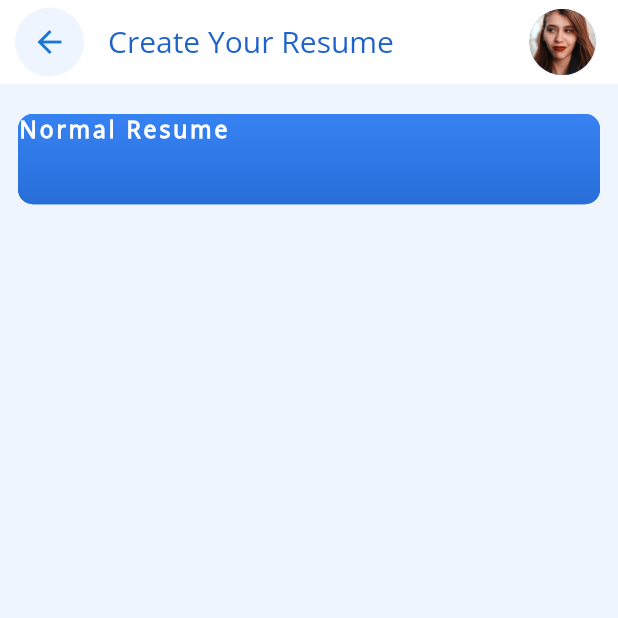
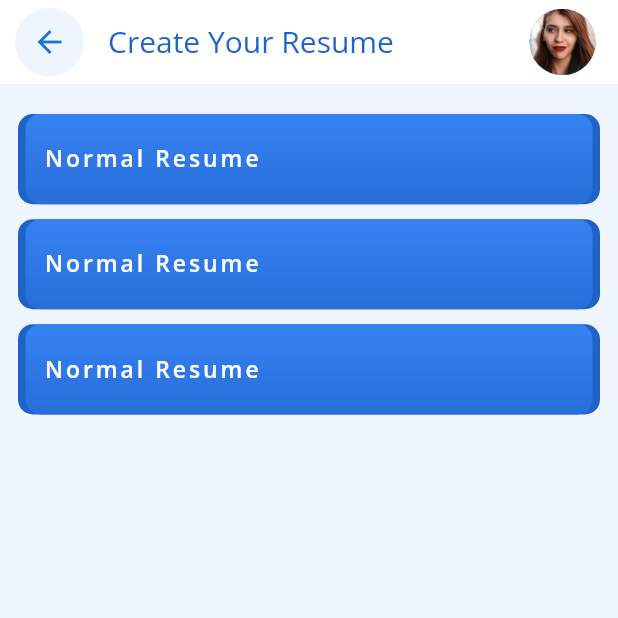
Before and after one commit to nirmalvora/triya_app, a Flutter app: the ResumeScreen screen opened by its route, on a phone screen of 412 x 824 dp, the top half of it. Run offline on Flutter 3.47's test engine with Material 2 defaults, Android fonts, the phone set to English and light mode, and no system bars; our stand-ins replace bot_toast, cached_network_image, connectivity_plus, dio, flutter_screenutil, flutter_svg and 7 more; missing offline and left inert: encrypted_shared_preferences; accounts and stored records are empty; project files that could hold a hidden picture were left out.

Commit message:
Final code

```diff
--- a/lib/constants/color_constant.dart
+++ b/lib/constants/color_constant.dart
@@ -14,4 +14,5 @@ class ColorConstant {
   static const Color textColor = Color(0xff000000);
   static const Color jobBackgroundColor = Color(0xffEEF5FF);
   static const Color hintTextColor = Color(0xff767676);
+  static const Color buttonColor = Color(0xffCDDFFA);
 }
--- a/lib/constants/image_constant.dart
+++ b/lib/constants/image_constant.dart
@@ -14,4 +14,6 @@ class ImageConstant {
   static String bookIcon = "book_icon";
   static String bookImage = "books";
   static String videoImage = "video";
+  static String backResumeImage = "resume_back";
+  static String resumeProfileImage = "resume_profile";
 }
--- a/lib/navigation/navigation_config.dart
+++ b/lib/navigation/navigation_config.dart
@@ -1,6 +1,15 @@
 import 'package:get/get.dart';
+
 import 'package:triya_app/navigation/navigation_constant.dart';
 import 'package:triya_app/ui/auth/candidate_login/candidate_choose_login_type.dart';
+
+import 'package:triya_app/ui/auth/deshboard/home/resume/academic_history_screen.dart';
+import 'package:triya_app/ui/auth/deshboard/home/resume/contact_information_screen.dart';
+import 'package:triya_app/ui/auth/deshboard/home/resume/froffessional_screen.dart';
+import 'package:triya_app/ui/auth/deshboard/home/resume/key_skills_screen.dart';
+import 'package:triya_app/ui/auth/deshboard/home/resume/normal_resume.dart';
+import 'package:triya_app/ui/auth/deshboard/home/resume/personal_statement_screen.dart';
+import 'package:triya_app/ui/auth/deshboard/home/resume/resume.dart';
 import 'package:triya_app/ui/auth/login/login_screen.dart';
 import 'package:triya_app/ui/auth/login_type_screen.dart';
 import 'package:triya_app/ui/auth/splash_screen.dart';
@@ -9,7 +18,6 @@ import 'package:triya_app/ui/deshboard/home/books.dart';
 import 'package:triya_app/ui/deshboard/home/gov/gov.dart';
 import 'package:triya_app/ui/deshboard/home/gov/gov_description.dart';
 import 'package:triya_app/ui/deshboard/home/home.dart';
-import 'package:triya_app/ui/deshboard/home/resume.dart';
 import 'package:triya_app/ui/deshboard/home/video_category.dart';
 import 'package:triya_app/ui/deshboard/home/videos.dart';
 
@@ -67,5 +75,29 @@ class NavigationRoute {
       name: NavigationName.candidateLoginType,
       page: () => const CandidateChooseLoginType(),
     ),
+    GetPage(
+      name: NavigationName.normalResumePage,
+      page: () => const NormalResumeScreen(),
+    ),
+    GetPage(
+      name: NavigationName.personalPage,
+      page: () => const PersonalStatementScreen(),
+    ),
+    GetPage(
+      name: NavigationName.contactPage,
+      page: () => const ContactInformationScreen(),
+    ),
+    GetPage(
+      name: NavigationName.professionalPage,
+      page: () => const ProfessionalScreen(),
+    ),
+    GetPage(
+      name: NavigationName.academicPage,
+      page: () => const AcademicScreen(),
+    ),
+    GetPage(
+      name: NavigationName.keySkillsPage,
+      page: () => const KeySkillsScreen(),
+    ),
   ];
 }
--- a/lib/navigation/navigation_constant.dart
+++ b/lib/navigation/navigation_constant.dart
@@ -12,4 +12,10 @@ class NavigationName {
   static const loginTypePage = '/loginTypePage';
 
   static const candidateLoginType = "/candidateLoginType";
+  static const normalResumePage = '/normalResumePage';
+  static const personalPage = '/personalPage';
+  static const contactPage = '/contactPage';
+  static const professionalPage = '/professionalPage';
+  static const academicPage = '/academicPage';
+  static const keySkillsPage = '/keySkillsPage';
 }
--- /dev/null
+++ b/lib/ui/auth/deshboard/home/resume/resume.dart
@@ -0,0 +1,193 @@
+import 'package:flutter/material.dart';
+import 'package:flutter_screenutil/flutter_screenutil.dart';
+import 'package:get/get.dart';
+import 'package:triya_app/constants/color_constant.dart';
+import 'package:triya_app/constants/fontfamily_constant.dart';
+import 'package:triya_app/constants/image_constant.dart';
+import 'package:triya_app/navigation/navigation_constant.dart';
+import 'package:triya_app/utils/app_utils.dart';
+
+class ResumeScreen extends StatelessWidget {
+  const ResumeScreen({Key? key}) : super(key: key);
+
+  @override
+  Widget build(BuildContext context) {
+    return Scaffold(
+      backgroundColor: ColorConstant.jobBackgroundColor,
+      appBar: AppBar(
+        backgroundColor: ColorConstant.backgroundColor,
+        elevation: 0,
+        leading: InkWell(
+          onTap: () {
+            Get.back();
+          },
+          child: Padding(
+            padding: const EdgeInsets.only(left: 10),
+            child: CircleAvatar(
+              backgroundColor: ColorConstant.droverButtonColor,
+              radius: 18,
+              child: Icon(Icons.arrow_back),
+            ),
+          ),
+        ),
+        title: Text(
+          "Create Your Resume",
+          style: TextStyle(color: ColorConstant.splashColor),
+        ),
+        actions: [
+          Padding(
+            padding: EdgeInsets.only(right: 15),
+            child: CircleAvatar(
+              radius: 22,
+              child: Image.asset(
+                AppUtils.getPNGAsset(ImageConstant.myProfileIcon),
+              ),
+            ),
+          )
+        ],
+      ),
+      body: Padding(
+        padding: const EdgeInsets.symmetric(horizontal: 12, vertical: 10),
+        child: Column(
+          crossAxisAlignment: CrossAxisAlignment.start,
+          children: [
+            Padding(
+              padding: const EdgeInsets.symmetric(vertical: 10),
+              child: GestureDetector(
+                onTap: () {
+                  Get.toNamed(NavigationName.normalResumePage);
+                },
+                child: Container(
+                  height: 140.h,
+                  width: double.infinity,
+                  decoration: BoxDecoration(
+                    borderRadius: BorderRadius.circular(10),
+                    color: ColorConstant.splashColor,
+                  ),
+                  child: Container(
+                    width: double.infinity,
+                    margin: EdgeInsets.symmetric(horizontal: 5),
+                    decoration: BoxDecoration(
+                      borderRadius: BorderRadius.circular(10),
+                      gradient: LinearGradient(
+                        colors: const [Color(0xff3782F3), Color(0xff276ED8)],
+                        begin: Alignment.topCenter,
+                        end: Alignment.bottomCenter,
+                      ),
+                    ),
+                    child: Column(
+                      crossAxisAlignment: CrossAxisAlignment.start,
+                      mainAxisAlignment: MainAxisAlignment.center,
+                      children: [
+                        Padding(
+                          padding: const EdgeInsets.symmetric(horizontal: 12),
+                          child: Text(
+                            'Normal Resume',
+                            style: TextStyle(
+                              color: ColorConstant.backgroundColor,
+                              fontWeight: FontWeight.w600,
+                              fontFamily: TextFontFamily.openSansBold,
+                              fontSize: 40.sp,
+                              letterSpacing: 2,
+                            ),
+                          ),
+                        ),
+                      ],
+                    ),
+                  ),
+                ),
+              ),
+            ),
+            GestureDetector(
+              onTap: () {},
+              child: Container(
+                height: 140.h,
+                width: double.infinity,
+                decoration: BoxDecoration(
+                  borderRadius: BorderRadius.circular(10),
+                  color: ColorConstant.splashColor,
+                ),
+                child: Container(
+                  width: double.infinity,
+                  margin: EdgeInsets.symmetric(horizontal: 5),
+                  decoration: BoxDecoration(
+                    borderRadius: BorderRadius.circular(10),
+                    gradient: LinearGradient(
+                      colors: const [Color(0xff3782F3), Color(0xff276ED8)],
+                      begin: Alignment.topCenter,
+                      end: Alignment.bottomCenter,
+                    ),
+                  ),
+                  child: Column(
+                    crossAxisAlignment: CrossAxisAlignment.start,
+                    mainAxisAlignment: MainAxisAlignment.center,
+                    children: [
+                      Padding(
+                        padding: const EdgeInsets.symmetric(horizontal: 12),
+                        child: Text(
+                          'Normal Resume',
+                          style: TextStyle(
+                            color: ColorConstant.backgroundColor,
+                            fontWeight: FontWeight.w600,
+                            fontFamily: TextFontFamily.openSansBold,
+                            fontSize: 40.sp,
+                            letterSpacing: 2,
+                          ),
+                        ),
+                      ),
+                    ],
+                  ),
+                ),
+              ),
+            ),
+            Padding(
+              padding: const EdgeInsets.symmetric(vertical: 10),
+              child: GestureDetector(
+                onTap: () {},
+                child: Container(
+                  height: 140.h,
+                  width: double.infinity,
+                  decoration: BoxDecoration(
+                    borderRadius: BorderRadius.circular(10),
+                    color: ColorConstant.splashColor,
+                  ),
+                  child: Container(
+                    width: double.infinity,
+                    margin: EdgeInsets.symmetric(horizontal: 5),
+                    decoration: BoxDecoration(
+                      borderRadius: BorderRadius.circular(10),
+                      gradient: LinearGradient(
+                        colors: const [Color(0xff3782F3), Color(0xff276ED8)],
+                        begin: Alignment.topCenter,
+                        end: Alignment.bottomCenter,
+                      ),
+                    ),
+                    child: Column(
+                      crossAxisAlignment: CrossAxisAlignment.start,
+                      mainAxisAlignment: MainAxisAlignment.center,
+                      children: [
+                        Padding(
+                          padding: const EdgeInsets.symmetric(horizontal: 12),
+                          child: Text(
+                            'Normal Resume',
+                            style: TextStyle(
+                              color: ColorConstant.backgroundColor,
+                              fontWeight: FontWeight.w600,
+                              fontFamily: TextFontFamily.openSansBold,
+                              fontSize: 40.sp,
+                              letterSpacing: 2,
+                            ),
+                          ),
+                        ),
+                      ],
+                    ),
+                  ),
+                ),
+              ),
+            ),
+          ],
+        ),
+      ),
+    );
+  }
+}
--- a/lib/ui/deshboard/home/resume.dart
+++ /dev/null
@@ -1,88 +0,0 @@
-import 'package:flutter/material.dart';
-import 'package:flutter_screenutil/flutter_screenutil.dart';
-import 'package:get/get.dart';
-import 'package:triya_app/constants/color_constant.dart';
-import 'package:triya_app/constants/image_constant.dart';
-import 'package:triya_app/utils/app_utils.dart';
-
-class ResumeScreen extends StatelessWidget {
-  const ResumeScreen({Key? key}) : super(key: key);
-
-  @override
-  Widget build(BuildContext context) {
-    return Scaffold(
-      backgroundColor: ColorConstant.jobBackgroundColor,
-      appBar: AppBar(
-        backgroundColor: ColorConstant.backgroundColor,
-        elevation: 0,
-        leading: InkWell(
-          onTap: () {
-            Get.back();
-          },
-          child: Padding(
-            padding: const EdgeInsets.only(left: 10),
-            child: CircleAvatar(
-              backgroundColor: ColorConstant.droverButtonColor,
-              radius: 18,
-              child: Icon(Icons.arrow_back),
-            ),
-          ),
-        ),
-        title: Text(
-          "Create Your Resume",
-          style: TextStyle(color: ColorConstant.splashColor),
-        ),
-        actions: [
-          Padding(
-            padding: EdgeInsets.only(right: 15),
-            child: CircleAvatar(
-              radius: 22,
-              child: Image.asset(
-                AppUtils.getPNGAsset(ImageConstant.myProfileIcon),
-              ),
-            ),
-          )
-        ],
-      ),
-      body: Padding(
-        padding: const EdgeInsets.symmetric(horizontal: 12),
-        child: Column(
-          crossAxisAlignment: CrossAxisAlignment.start,
-          children: [
-            SizedBox(
-              height: 20,
-            ),
-            Container(
-              height: 140.h,
-              width: double.infinity,
-              decoration: BoxDecoration(
-                borderRadius: BorderRadius.circular(10),
-                color: ColorConstant.splashColor,
-              ),
-              child: Container(
-                width: double.infinity - 20,
-                decoration: BoxDecoration(
-                  borderRadius: BorderRadius.circular(10),
-                  gradient: LinearGradient(
-                    colors: const [Color(0xff3782F3), Color(0xff276ED8)],
-                    begin: Alignment.topCenter,
-                    end: Alignment.bottomCenter,
-                  ),
-                ),
-                child: Text(
-                  'Normal Resume',
-                  style: TextStyle(
-                    color: ColorConstant.backgroundColor,
-                    fontWeight: FontWeight.w600,
-                    fontSize: 40.sp,
-                    letterSpacing: 2,
-                  ),
-                ),
-              ),
-            ),
-          ],
-        ),
-      ),
-    );
-  }
-}
```
Also changed, not shown: lib/ui/auth/deshboard/home/resume/academic_history_screen.dart (added, +10 -0 lines), lib/ui/auth/deshboard/home/resume/contact_information_screen.dart (added, +10 -0 lines), lib/ui/auth/deshboard/home/resume/froffessional_screen.dart (added, +10 -0 lines), lib/ui/auth/deshboard/home/resume/key_skills_screen.dart (added, +10 -0 lines), lib/ui/auth/deshboard/home/resume/normal_resume.dart (added, +228 -0 lines), lib/ui/auth/deshboard/home/resume/personal_statement_screen.dart (added, +35 -0 lines), lib/ui/deshboard/home/gov/gov_description.dart (+18 -5 lines), lib/widgets/common_container.dart (added, +46 -0 lines), assets/images/resume_back.png (added), assets/images/resume_profile.png (added).
